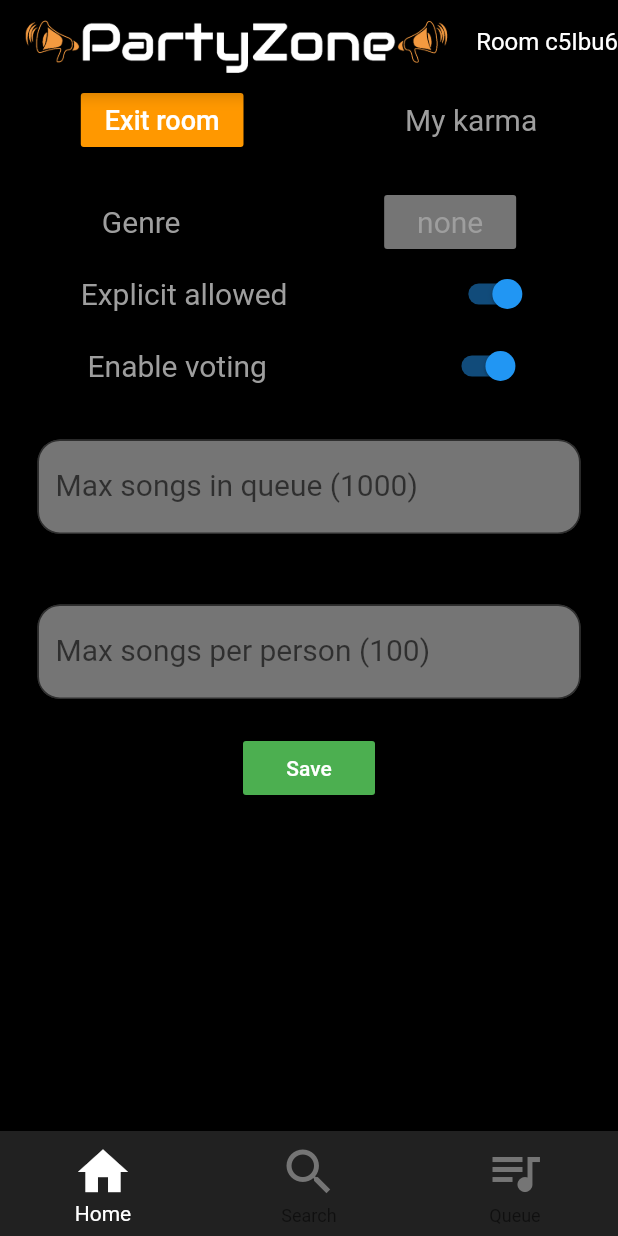
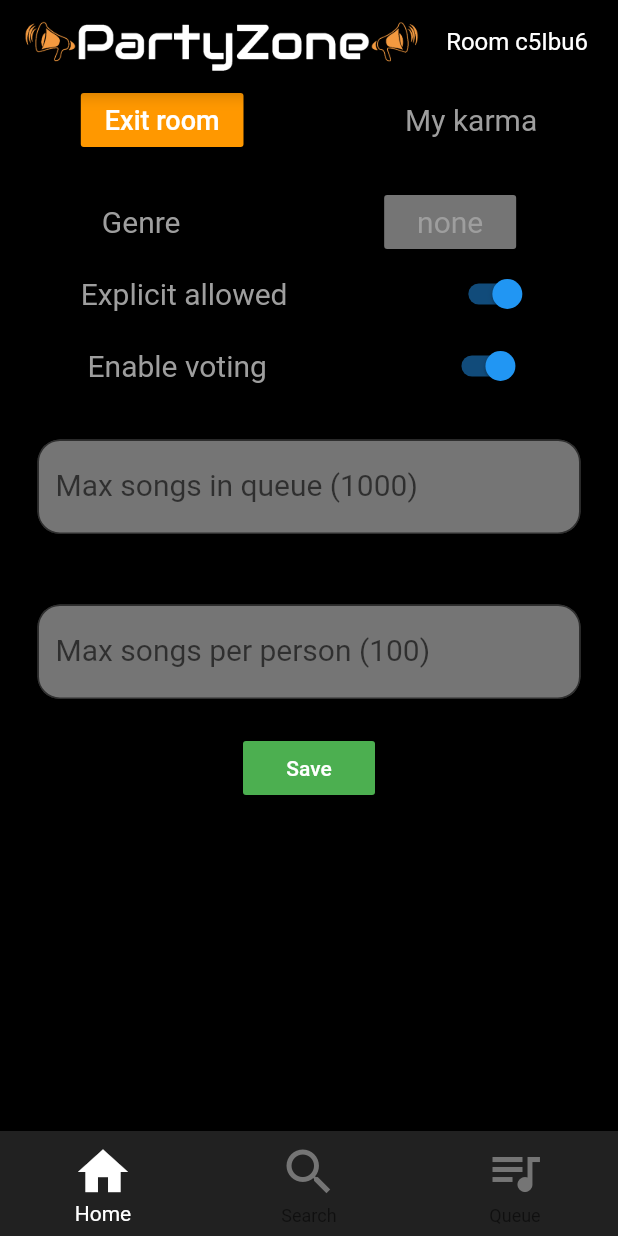
Before and after one commit to NystromAnton/Spotify_Group_Queue, a Flutter app: the screen it shows after launch, after a tap on "Create Room", on a phone screen of 412 x 824 dp. Run offline on Flutter 3.47's test engine with Material 2 defaults, Android fonts, the phone set to English and light mode, and no system bars; our stand-ins replace cloud_firestore, cloud_functions, random_string; accounts and stored records are empty; network calls fail.

Commit message:
Rumsnummer flyttat lite åt vänster

```diff
--- a/PartyZone/lib/home_widget.dart
+++ b/PartyZone/lib/home_widget.dart
@@ -44,7 +44,9 @@ class _HomeState extends State<Home> {
       appBar: AppBar(
         title: Image.asset('assets/titelbildensaken.png'),
         actions: <Widget>[
-          Center(
+          Padding(
+            padding: EdgeInsets.only(right: 20.0),
+            child: Center(
                 child: Text(
                   "Room " + Room.instance.roomName,
                   style: TextStyle(
@@ -52,7 +54,8 @@ class _HomeState extends State<Home> {
                     fontSize: 16.0,
                     //padding: EdgeInsets.only(left: 25.0),
                   ),
-            ),
+                )
+            )
           ),
         ],
         backgroundColor: Colors.black,
```
Lines whose indentation alone changed are shown as unchanged.
